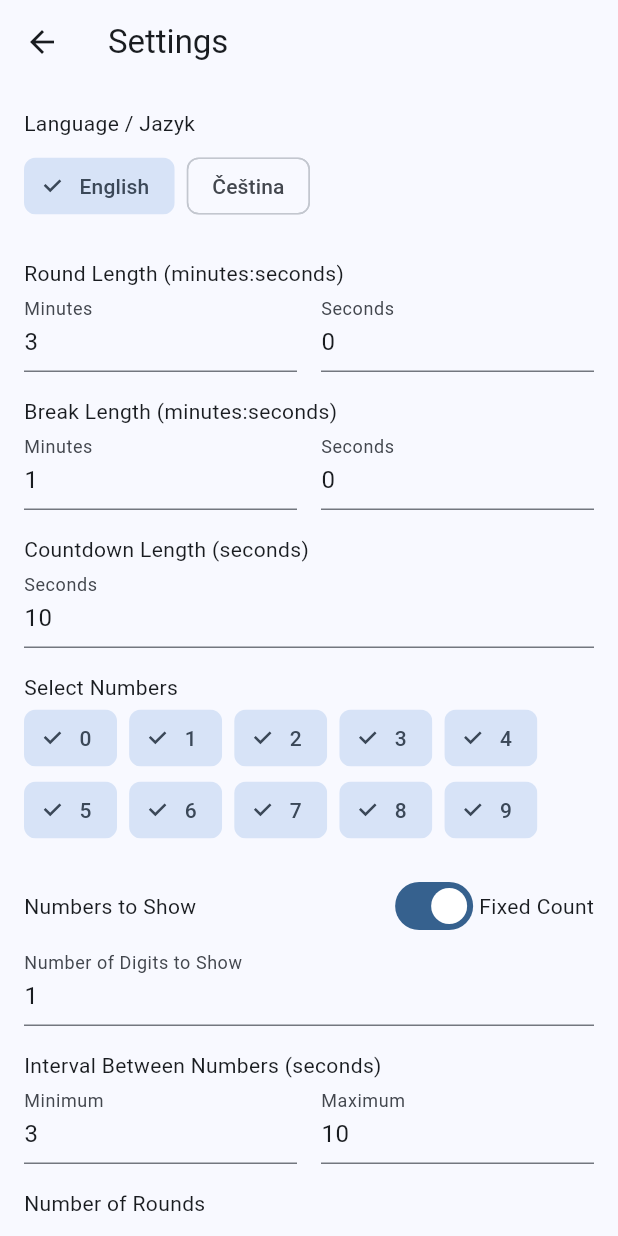
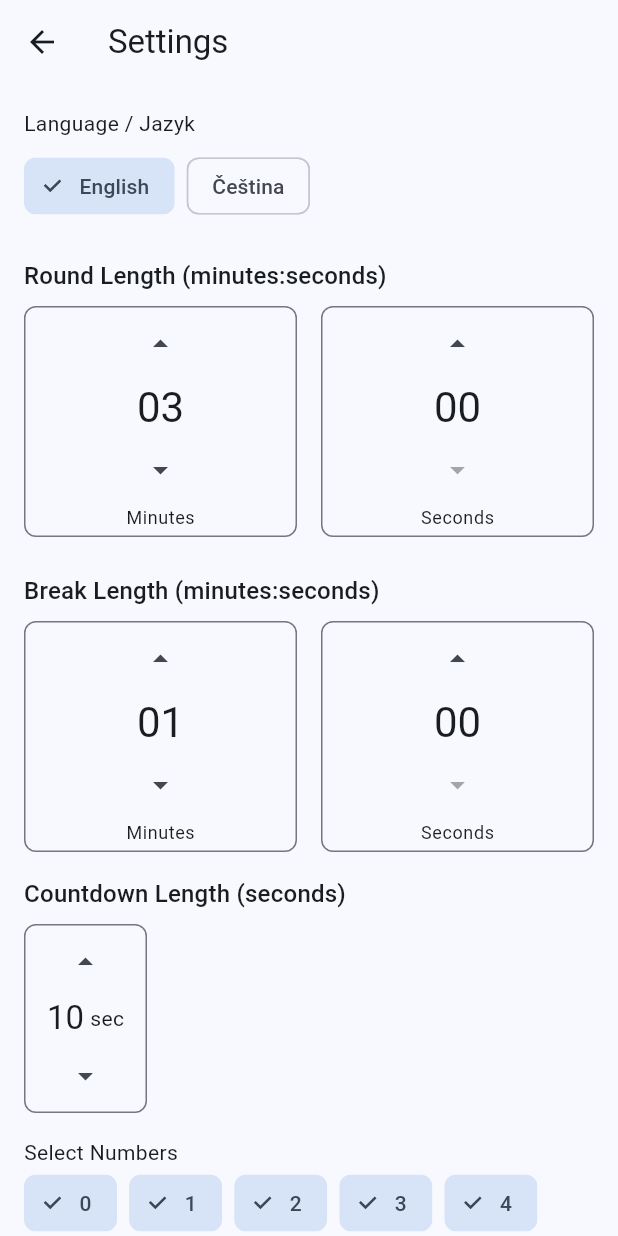
Before and after one commit to sodomak/random-punch, a Flutter app: the screen it shows after launch, after a tap on "Settings", on a phone screen of 412 x 824 dp. Run offline on Flutter 3.47's test engine with Material 3 defaults, Android fonts, the light colour scheme and no system bars; our stand-ins replace just_audio, shared_preferences.

Commit message:
Improve settings UI with better time and number input widgets

```diff
--- a/lib/src/screens/settings_screen.dart
+++ b/lib/src/screens/settings_screen.dart
@@ -3,6 +3,8 @@ import 'package:flutter/services.dart';
 import '../l10n/app_localizations.dart';
 import '../services/settings_service.dart';
 import '../models/training_settings.dart';
+import '../widgets/time_settings_field.dart';
+import '../widgets/number_settings_field.dart';
 
 class SettingsScreen extends StatefulWidget {
   final void Function(Locale) onLocaleChanged;
@@ -115,6 +117,16 @@ class _SettingsScreenState extends State<SettingsScreen> {
     }
   }
 
+  Duration get roundLength => Duration(
+        minutes: int.parse(_roundMinutes.text),
+        seconds: int.parse(_roundSeconds.text),
+      );
+
+  Duration get breakLength => Duration(
+        minutes: int.parse(_breakMinutes.text),
+        seconds: int.parse(_breakSeconds.text),
+      );
+
   @override
   Widget build(BuildContext context) {
     final l10n = AppLocalizations.of(context)!;
@@ -123,10 +135,8 @@ class _SettingsScreenState extends State<SettingsScreen> {
       appBar: AppBar(
         title: Text(l10n.settings),
       ),
-      body: SingleChildScrollView(
-        padding: const EdgeInsets.all(16.0),
-        child: Column(
-          crossAxisAlignment: CrossAxisAlignment.start,
+      body: ListView(
+        padding: const EdgeInsets.all(16),
         children: [
           Text('Language / Jazyk'),
           const SizedBox(height: 8),
@@ -154,68 +164,34 @@ class _SettingsScreenState extends State<SettingsScreen> {
             ],
           ),
           const SizedBox(height: 24),
-            Text(l10n.roundLength),
-            Row(
-              children: [
-                Expanded(
-                  child: TextField(
-                    controller: _roundMinutes,
-                    keyboardType: TextInputType.number,
-                    inputFormatters: [FilteringTextInputFormatter.digitsOnly],
-                    decoration: const InputDecoration(
-                      labelText: 'Minutes',
+          TimeSettingsField(
+            label: l10n.roundLength,
+            duration: roundLength,
+            onChanged: (duration) {
+              setState(() {
+                _roundMinutes.text = duration.inMinutes.toString();
+                _roundSeconds.text = (duration.inSeconds % 60).toString();
+              });
+            },
           ),
-                  ),
-                ),
-                const SizedBox(width: 16),
-                Expanded(
-                  child: TextField(
-                    controller: _roundSeconds,
-                    keyboardType: TextInputType.number,
-                    inputFormatters: [FilteringTextInputFormatter.digitsOnly],
-                    decoration: const InputDecoration(
-                      labelText: 'Seconds',
-                    ),
-                  ),
-                ),
-              ],
+          const SizedBox(height: 24),
+          TimeSettingsField(
+            label: l10n.breakLength,
+            duration: breakLength,
+            onChanged: (duration) {
+              setState(() {
+                _breakMinutes.text = duration.inMinutes.toString();
+                _breakSeconds.text = (duration.inSeconds % 60).toString();
+              });
+            },
           ),
           const SizedBox(height: 16),
-            Text(l10n.breakLength),
-            Row(
-              children: [
-                Expanded(
-                  child: TextField(
-                    controller: _breakMinutes,
-                    keyboardType: TextInputType.number,
-                    inputFormatters: [FilteringTextInputFormatter.digitsOnly],
-                    decoration: const InputDecoration(
-                      labelText: 'Minutes',
-                    ),
-                  ),
-                ),
-                const SizedBox(width: 16),
-                Expanded(
-                  child: TextField(
-                    controller: _breakSeconds,
-                    keyboardType: TextInputType.number,
-                    inputFormatters: [FilteringTextInputFormatter.digitsOnly],
-                    decoration: const InputDecoration(
-                      labelText: 'Seconds',
-                    ),
-                  ),
-                ),
-              ],
-            ),
-            const SizedBox(height: 16),
-            Text(l10n.countdownLength),
-            TextField(
-              controller: _countdownSeconds,
-              keyboardType: TextInputType.number,
-              inputFormatters: [FilteringTextInputFormatter.digitsOnly],
-              decoration: const InputDecoration(
-                labelText: 'Seconds',
-              ),
+          NumberSettingsField(
+            label: l10n.countdownLength,
+            value: int.parse(_countdownSeconds.text),
+            onChanged: (value) => setState(() => _countdownSeconds.text = value.toString()),
+            maxValue: 60,
+            suffix: 'sec',
           ),
           const SizedBox(height: 16),
           Text(l10n.selectNumbers),
@@ -254,36 +230,33 @@ class _SettingsScreenState extends State<SettingsScreen> {
             ],
           ),
           if (_isFixedNumberCount)
-              TextField(
-                controller: _fixedNumberCount,
-                keyboardType: TextInputType.number,
-                inputFormatters: [FilteringTextInputFormatter.digitsOnly],
-                decoration: InputDecoration(
-                  labelText: l10n.numberOfDigits,
-                ),
+            NumberSettingsField(
+              label: l10n.numberOfDigits,
+              value: int.parse(_fixedNumberCount.text),
+              onChanged: (value) => setState(() => _fixedNumberCount.text = value.toString()),
+              minValue: 1,
+              maxValue: 10,
             )
           else
             Row(
               children: [
                 Expanded(
-                    child: TextField(
-                      controller: _minNumberCount,
-                      keyboardType: TextInputType.number,
-                      inputFormatters: [FilteringTextInputFormatter.digitsOnly],
-                      decoration: InputDecoration(
-                        labelText: l10n.minimumDigits,
-                      ),
+                  child: NumberSettingsField(
+                    label: l10n.minimumDigits,
+                    value: int.parse(_minNumberCount.text),
+                    onChanged: (value) => setState(() => _minNumberCount.text = value.toString()),
+                    minValue: 1,
+                    maxValue: int.parse(_maxNumberCount.text),
                   ),
                 ),
                 const SizedBox(width: 16),
                 Expanded(
-                    child: TextField(
-                      controller: _maxNumberCount,
-                      keyboardType: TextInputType.number,
-                      inputFormatters: [FilteringTextInputFormatter.digitsOnly],
-                      decoration: InputDecoration(
-                        labelText: l10n.maximumDigits,
-                      ),
+                  child: NumberSettingsField(
+                    label: l10n.maximumDigits,
+                    value: int.parse(_maxNumberCount.text),
+                    onChanged: (value) => setState(() => _maxNumberCount.text = value.toString()),
+                    minValue: int.parse(_minNumberCount.text),
+                    maxValue: 10,
                   ),
                 ),
               ],
@@ -293,34 +266,35 @@ class _SettingsScreenState extends State<SettingsScreen> {
           Row(
             children: [
               Expanded(
-                  child: TextField(
-                    controller: _minInterval,
-                    keyboardType: TextInputType.number,
-                    inputFormatters: [FilteringTextInputFormatter.digitsOnly],
-                    decoration: const InputDecoration(
-                      labelText: 'Minimum',
-                    ),
+                child: NumberSettingsField(
+                  label: 'Minimum',
+                  value: int.parse(_minInterval.text),
+                  onChanged: (value) => setState(() => _minInterval.text = value.toString()),
+                  minValue: 1,
+                  maxValue: int.parse(_maxInterval.text),
+                  suffix: 'sec',
                 ),
               ),
               const SizedBox(width: 16),
               Expanded(
-                  child: TextField(
-                    controller: _maxInterval,
-                    keyboardType: TextInputType.number,
-                    inputFormatters: [FilteringTextInputFormatter.digitsOnly],
-                    decoration: const InputDecoration(
-                      labelText: 'Maximum',
-                    ),
+                child: NumberSettingsField(
+                  label: 'Maximum',
+                  value: int.parse(_maxInterval.text),
+                  onChanged: (value) => setState(() => _maxInterval.text = value.toString()),
+                  minValue: int.parse(_minInterval.text),
+                  maxValue: 30,
+                  suffix: 'sec',
                 ),
               ),
             ],
           ),
           const SizedBox(height: 16),
-            Text(l10n.numberOfRounds),
-            TextField(
-              controller: _numberOfRounds,
-              keyboardType: TextInputType.number,
-              inputFormatters: [FilteringTextInputFormatter.digitsOnly],
+          NumberSettingsField(
+            label: l10n.numberOfRounds,
+            value: int.parse(_numberOfRounds.text),
+            onChanged: (value) => setState(() => _numberOfRounds.text = value.toString()),
+            minValue: 1,
+            maxValue: 99,
           ),
           const SizedBox(height: 24),
           Center(
@@ -331,7 +305,6 @@ class _SettingsScreenState extends State<SettingsScreen> {
           ),
         ],
       ),
-      ),
     );
   }
 }
--- /dev/null
+++ b/lib/src/widgets/number_settings_field.dart
@@ -0,0 +1,176 @@
+import 'package:flutter/material.dart';
+import 'package:flutter/services.dart';
+
+class NumberSettingsField extends StatelessWidget {
+  final String label;
+  final int value;
+  final ValueChanged<int> onChanged;
+  final int minValue;
+  final int maxValue;
+  final String? suffix;
+
+  const NumberSettingsField({
+    super.key,
+    required this.label,
+    required this.value,
+    required this.onChanged,
+    this.minValue = 0,
+    this.maxValue = 99,
+    this.suffix,
+  });
+
+  @override
+  Widget build(BuildContext context) {
+    return Column(
+      crossAxisAlignment: CrossAxisAlignment.start,
+      children: [
+        Text(label, style: Theme.of(context).textTheme.titleMedium),
+        const SizedBox(height: 8),
+        _NumberPicker(
+          value: value,
+          minValue: minValue,
+          maxValue: maxValue,
+          suffix: suffix,
+          onChanged: onChanged,
+        ),
+      ],
+    );
+  }
+}
+
+class _NumberPicker extends StatefulWidget {
+  final int value;
+  final int minValue;
+  final int maxValue;
+  final String? suffix;
+  final ValueChanged<int> onChanged;
+
+  const _NumberPicker({
+    required this.value,
+    required this.minValue,
+    required this.maxValue,
+    required this.onChanged,
+    this.suffix,
+  });
+
+  @override
+  State<_NumberPicker> createState() => _NumberPickerState();
+}
+
+class _NumberPickerState extends State<_NumberPicker> {
+  late TextEditingController _controller;
+  bool _isEditing = false;
+
+  @override
+  void initState() {
+    super.initState();
+    _controller = TextEditingController(text: widget.value.toString());
+  }
+
+  @override
+  void didUpdateWidget(_NumberPicker oldWidget) {
+    super.didUpdateWidget(oldWidget);
+    if (!_isEditing && widget.value != int.tryParse(_controller.text)) {
+      _controller.text = widget.value.toString();
+    }
+  }
+
+  @override
+  void dispose() {
+    _controller.dispose();
+    super.dispose();
+  }
+
+  void _handleValueChange(String value) {
+    final newValue = int.tryParse(value);
+    if (newValue != null &&
+        newValue >= widget.minValue &&
+        newValue <= widget.maxValue) {
+      widget.onChanged(newValue);
+    }
+  }
+
+  @override
+  Widget build(BuildContext context) {
+    return Container(
+      decoration: BoxDecoration(
+        border: Border.all(color: Theme.of(context).dividerColor),
+        borderRadius: BorderRadius.circular(8),
+      ),
+      child: Column(
+        mainAxisSize: MainAxisSize.min,
+        children: [
+          IconButton(
+            icon: const Icon(Icons.arrow_drop_up),
+            onPressed: widget.value < widget.maxValue
+                ? () => widget.onChanged(widget.value + 1)
+                : null,
+          ),
+          InkWell(
+            onTap: () {
+              setState(() {
+                _isEditing = true;
+              });
+            },
+            child: Container(
+              width: 80,
+              padding: const EdgeInsets.symmetric(horizontal: 8),
+              child: _isEditing
+                  ? TextField(
+                      controller: _controller,
+                      keyboardType: TextInputType.number,
+                      textAlign: TextAlign.center,
+                      style: Theme.of(context).textTheme.titleLarge,
+                      decoration: const InputDecoration(
+                        border: InputBorder.none,
+                        contentPadding: EdgeInsets.zero,
+                      ),
+                      inputFormatters: [
+                        FilteringTextInputFormatter.digitsOnly,
+                        LengthLimitingTextInputFormatter(3),
+                      ],
+                      onChanged: _handleValueChange,
+                      onSubmitted: (value) {
+                        setState(() {
+                          _isEditing = false;
+                        });
+                        _handleValueChange(value);
+                      },
+                      onTapOutside: (_) {
+                        setState(() {
+                          _isEditing = false;
+                        });
+                        _handleValueChange(_controller.text);
+                      },
+                      autofocus: true,
+                    )
+                  : Row(
+                      mainAxisAlignment: MainAxisAlignment.center,
+                      children: [
+                        Text(
+                          widget.value.toString(),
+                          style: Theme.of(context).textTheme.titleLarge,
+                          textAlign: TextAlign.center,
+                        ),
+                        if (widget.suffix != null) ...[
+                          const SizedBox(width: 4),
+                          Text(
+                            widget.suffix!,
+                            style: Theme.of(context).textTheme.bodyMedium,
+                          ),
+                        ],
+                      ],
+                    ),
+            ),
+          ),
+          IconButton(
+            icon: const Icon(Icons.arrow_drop_down),
+            onPressed: widget.value > widget.minValue
+                ? () => widget.onChanged(widget.value - 1)
+                : null,
+          ),
+        ],
+      ),
+    );
+  }
+}
--- /dev/null
+++ b/lib/src/widgets/time_settings_field.dart
@@ -0,0 +1,184 @@
+import 'package:flutter/material.dart';
+import 'package:flutter/services.dart';
+
+class TimeSettingsField extends StatelessWidget {
+  final String label;
+  final Duration duration;
+  final ValueChanged<Duration> onChanged;
+
+  const TimeSettingsField({
+    super.key,
+    required this.label,
+    required this.duration,
+    required this.onChanged,
+  });
+
+  @override
+  Widget build(BuildContext context) {
+    return Column(
+      crossAxisAlignment: CrossAxisAlignment.start,
+      children: [
+        Text(label, style: Theme.of(context).textTheme.titleMedium),
+        const SizedBox(height: 8),
+        Row(
+          children: [
+            Expanded(
+              child: _TimeUnitPicker(
+                value: duration.inMinutes,
+                label: 'Minutes',
+                onChanged: (minutes) {
+                  onChanged(Duration(
+                    minutes: minutes,
+                    seconds: duration.inSeconds % 60,
+                  ));
+                },
+              ),
+            ),
+            const SizedBox(width: 16),
+            Expanded(
+              child: _TimeUnitPicker(
+                value: duration.inSeconds % 60,
+                label: 'Seconds',
+                maxValue: 59,
+                onChanged: (seconds) {
+                  onChanged(Duration(
+                    minutes: duration.inMinutes,
+                    seconds: seconds,
+                  ));
+                },
+              ),
+            ),
+          ],
+        ),
+      ],
+    );
+  }
+}
+
+class _TimeUnitPicker extends StatefulWidget {
+  final int value;
+  final String label;
+  final int maxValue;
+  final ValueChanged<int> onChanged;
+
+  const _TimeUnitPicker({
+    required this.value,
+    required this.label,
+    required this.onChanged,
+    this.maxValue = 99,
+  });
+
+  @override
+  State<_TimeUnitPicker> createState() => _TimeUnitPickerState();
+}
+
+class _TimeUnitPickerState extends State<_TimeUnitPicker> {
+  late TextEditingController _controller;
+  bool _isEditing = false;
+
+  @override
+  void initState() {
+    super.initState();
+    _controller = TextEditingController(text: widget.value.toString().padLeft(2, '0'));
+  }
+
+  @override
+  void didUpdateWidget(_TimeUnitPicker oldWidget) {
+    super.didUpdateWidget(oldWidget);
+    if (!_isEditing && widget.value != int.tryParse(_controller.text)) {
+      _controller.text = widget.value.toString().padLeft(2, '0');
+    }
+  }
+
+  @override
+  void dispose() {
+    _controller.dispose();
+    super.dispose();
+  }
+
+  void _handleValueChange(String value) {
+    final newValue = int.tryParse(value);
+    if (newValue != null && newValue >= 0 && newValue <= widget.maxValue) {
+      widget.onChanged(newValue);
+    }
+  }
+
+  @override
+  Widget build(BuildContext context) {
+    return Container(
+      decoration: BoxDecoration(
+        border: Border.all(color: Theme.of(context).dividerColor),
+        borderRadius: BorderRadius.circular(8),
+      ),
+      child: Column(
+        mainAxisSize: MainAxisSize.min,
+        children: [
+          IconButton(
+            icon: const Icon(Icons.arrow_drop_up),
+            onPressed: widget.value < widget.maxValue
+                ? () => widget.onChanged(widget.value + 1)
+                : null,
+          ),
+          InkWell(
+            onTap: () {
+              setState(() {
+                _isEditing = true;
+              });
+            },
+            child: Container(
+              width: 60,
+              padding: const EdgeInsets.symmetric(horizontal: 8),
+              child: _isEditing
+                  ? TextField(
+                      controller: _controller,
+                      keyboardType: TextInputType.number,
+                      textAlign: TextAlign.center,
+                      style: Theme.of(context).textTheme.headlineMedium,
+                      decoration: const InputDecoration(
+                        border: InputBorder.none,
+                        contentPadding: EdgeInsets.zero,
+                      ),
+                      inputFormatters: [
+                        FilteringTextInputFormatter.digitsOnly,
+                        LengthLimitingTextInputFormatter(2),
+                      ],
+                      onChanged: _handleValueChange,
+                      onSubmitted: (value) {
+                        setState(() {
+                          _isEditing = false;
+                        });
+                        _handleValueChange(value);
+                      },
+                      onTapOutside: (_) {
+                        setState(() {
+                          _isEditing = false;
+                        });
+                        _handleValueChange(_controller.text);
+                      },
+                      autofocus: true,
+                    )
+                  : Text(
+                      widget.value.toString().padLeft(2, '0'),
+                      style: Theme.of(context).textTheme.headlineMedium,
+                      textAlign: TextAlign.center,
+                    ),
+            ),
+          ),
+          IconButton(
+            icon: const Icon(Icons.arrow_drop_down),
+            onPressed: widget.value > 0
+                ? () => widget.onChanged(widget.value - 1)
+                : null,
+          ),
+          Padding(
+            padding: const EdgeInsets.only(bottom: 4),
+            child: Text(
+              widget.label,
+              style: Theme.of(context).textTheme.bodySmall,
+            ),
+          ),
+        ],
+      ),
+    );
+  }
+}
```
Also changed, not shown: tools/update_version.dart (added, +34 -0 lines), 2 other files. Lines whose indentation alone changed are shown as unchanged.
